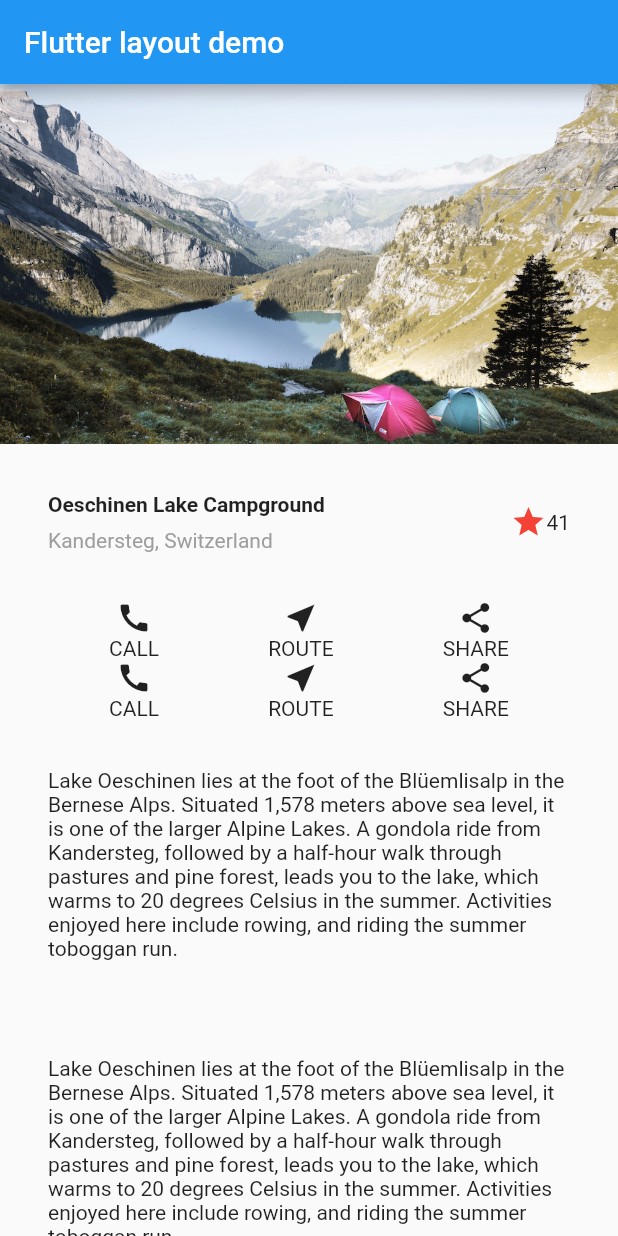
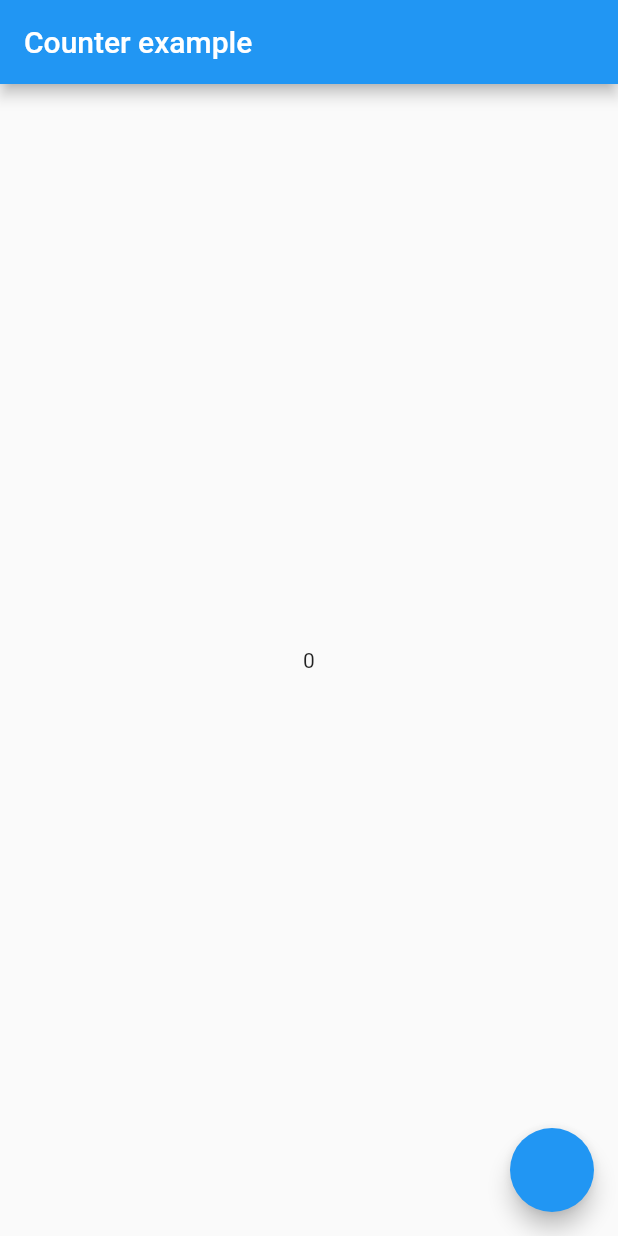
Before and after one commit to anzuchitakuro/tutorial, a Flutter app: the screen it shows after launch, on a phone screen of 412 x 824 dp. Run offline on Flutter 3.47's test engine with Material 2 defaults, Android fonts, the phone set to English and light mode, and no system bars; our stand-ins replace flutter_riverpod, riverpod_annotation; generated files the repository leaves out were written again.

Commit message:
finish counter

```diff
--- a/lib/main.dart
+++ b/lib/main.dart
@@ -1,31 +1,47 @@
 import 'package:flutter/material.dart';
+import 'package:flutter_riverpod/flutter_riverpod.dart';
+import 'package:riverpod_annotation/riverpod_annotation.dart';
 
-void main() => runApp(const MyApp());
+part 'main.g.dart';
+
+void main() {
+  runApp(const ProviderScope(
+    child: MyApp(),
+  ));
+}
 
 class MyApp extends StatelessWidget {
   const MyApp({super.key});
 
   @override
   Widget build(BuildContext context) {
-    return MaterialApp(
-      title: 'Flutter layout demo',
-      home: Scaffold(
-          appBar: AppBar(
-            title: const Text('Flutter layout demo'),
-          ),
-          body: ListView(
-            children: [
-              photoSection,
-              titleSection,
-              buttonSection,
-              buttonSection,
-              textSection,
-              textSection,
-              textSection,
-              textSection,
-              textSection,
-            ],
-          )),
+    return const MaterialApp(title: 'Flutter layout demo', home: Home());
+  }
+}
+
+@riverpod
+class Counter extends _$Counter {
+  @override
+  int build() => 0;
+
+  void increment() => state++;
+}
+
+class Home extends ConsumerWidget {
+  const Home({super.key});
+
+  @override
+  Widget build(BuildContext context, WidgetRef ref) {
+    return Scaffold(
+      appBar: AppBar(
+        title: const Text('Counter example'),
+      ),
+      body: Center(
+        child: Text('${ref.watch(counterProvider)}'),
+      ),
+      floatingActionButton: FloatingActionButton(
+        onPressed: () => ref.read(counterProvider.notifier).increment(),
+      ),
     );
   }
 }
```
Also changed, not shown: pubspec.yaml (+7 -2 lines), lib/main.g.dart (added), pubspec.lock.
